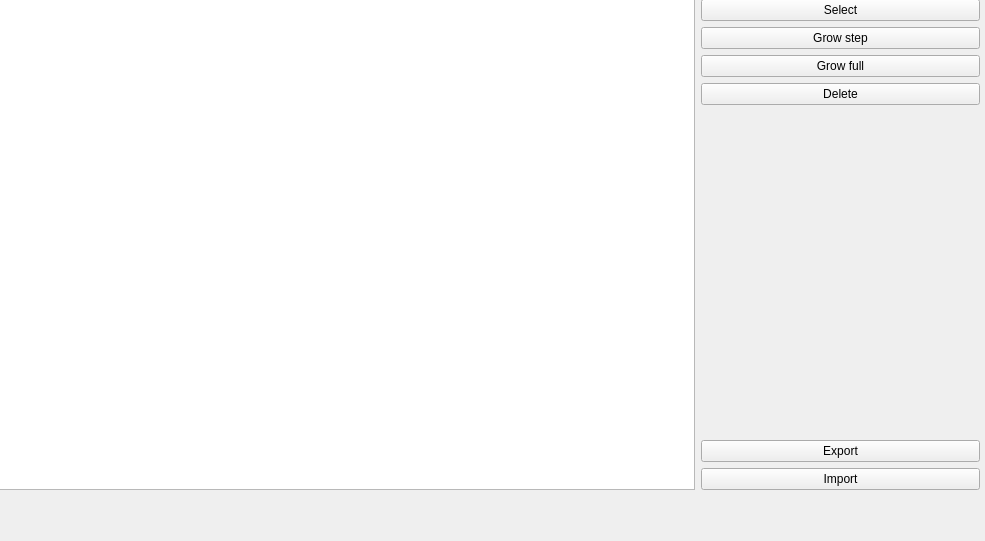
Qt form ui/edit_segmentor_descriptions.ui (ddksr/segmentor-meshlab) before a commit.
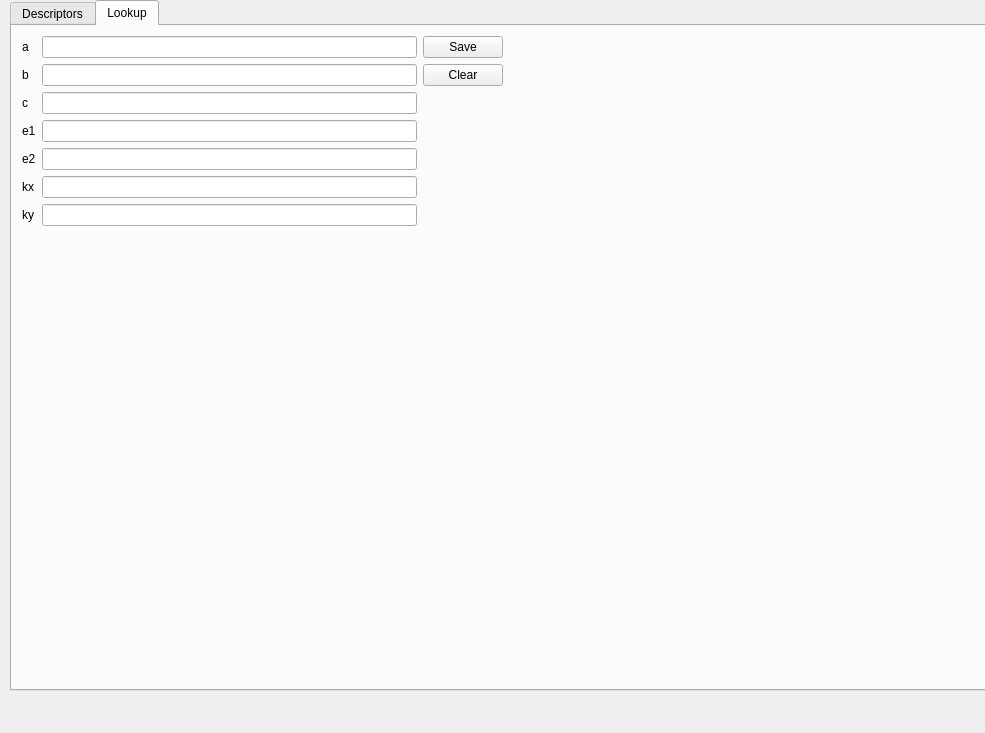
The same form after that commit. The open tabs and pages were chosen to show the change.

Commit message: lookup implemented and an import fix added

```diff
--- a/ui/edit_segmentor_descriptions.ui
+++ b/ui/edit_segmentor_descriptions.ui
@@ -7,7 +7,7 @@
     <x>0</x>
     <y>0</y>
     <width>985</width>
-    <height>541</height>
+    <height>733</height>
    </rect>
   </property>
   <property name="floating">
@@ -17,13 +17,29 @@
    <string>Segmentor Descriptions</string>
   </property>
   <widget class="QWidget" name="dockWidgetContents">
-   <widget class="QWidget" name="horizontalLayoutWidget">
+   <widget class="QTabWidget" name="tabWidget">
     <property name="geometry">
      <rect>
-      <x>-1</x>
-      <y>-1</y>
+      <x>10</x>
+      <y>0</y>
       <width>981</width>
-      <height>491</height>
+      <height>691</height>
+     </rect>
+    </property>
+    <property name="currentIndex">
+     <number>0</number>
+    </property>
+    <widget class="QWidget" name="tab_2">
+     <attribute name="title">
+      <string>Descriptors</string>
+     </attribute>
+     <widget class="QWidget" name="horizontalLayoutWidget">
+      <property name="geometry">
+       <rect>
+        <x>10</x>
+        <y>10</y>
+        <width>961</width>
+        <height>631</height>
      </rect>
     </property>
     <layout class="QHBoxLayout" name="horizontalLayout" stretch="5,2">
@@ -104,6 +120,135 @@
      </item>
     </layout>
    </widget>
+    </widget>
+    <widget class="QWidget" name="tab">
+     <attribute name="title">
+      <string>Lookup</string>
+     </attribute>
+     <widget class="QWidget" name="horizontalLayoutWidget_2">
+      <property name="geometry">
+       <rect>
+        <x>10</x>
+        <y>10</y>
+        <width>481</width>
+        <height>253</height>
+       </rect>
+      </property>
+      <layout class="QHBoxLayout" name="horizontalLayout_2">
+       <item>
+        <layout class="QFormLayout" name="formLayout">
+         <property name="fieldGrowthPolicy">
+          <enum>QFormLayout::ExpandingFieldsGrow</enum>
+         </property>
+         <item row="0" column="0">
+          <widget class="QLabel" name="label">
+           <property name="text">
+            <string>a</string>
+           </property>
+          </widget>
+         </item>
+         <item row="0" column="1">
+          <widget class="QLineEdit" name="inputLookup_a"/>
+         </item>
+         <item row="1" column="0">
+          <widget class="QLabel" name="label_6">
+           <property name="text">
+            <string>b</string>
+           </property>
+          </widget>
+         </item>
+         <item row="1" column="1">
+          <widget class="QLineEdit" name="inputLookup_b"/>
+         </item>
+         <item row="2" column="0">
+          <widget class="QLabel" name="label_3">
+           <property name="text">
+            <string>c</string>
+           </property>
+          </widget>
+         </item>
+         <item row="2" column="1">
+          <widget class="QLineEdit" name="inputLookup_c"/>
+         </item>
+         <item row="3" column="0">
+          <widget class="QLabel" name="label_4">
+           <property name="text">
+            <string>e1</string>
+           </property>
+          </widget>
+         </item>
+         <item row="3" column="1">
+          <widget class="QLineEdit" name="inputLookup_e1"/>
+         </item>
+         <item row="4" column="0">
+          <widget class="QLabel" name="label_5">
+           <property name="text">
+            <string>e2</string>
+           </property>
+          </widget>
+         </item>
+         <item row="4" column="1">
+          <widget class="QLineEdit" name="inputLookup_e2"/>
+         </item>
+         <item row="5" column="0">
+          <widget class="QLabel" name="label_7">
+           <property name="text">
+            <string>kx</string>
+           </property>
+          </widget>
+         </item>
+         <item row="5" column="1">
+          <widget class="QLineEdit" name="inputLookup_kx"/>
+         </item>
+         <item row="6" column="0">
+          <widget class="QLabel" name="label_2">
+           <property name="text">
+            <string>ky</string>
+           </property>
+          </widget>
+         </item>
+         <item row="6" column="1">
+          <widget class="QLineEdit" name="inputLookup_ky"/>
+         </item>
+        </layout>
+       </item>
+       <item>
+        <layout class="QVBoxLayout" name="verticalLayout">
+         <item>
+          <widget class="QPushButton" name="btnSave">
+           <property name="text">
+            <string>Save</string>
+           </property>
+          </widget>
+         </item>
+         <item>
+          <widget class="QPushButton" name="btnClear">
+           <property name="text">
+            <string>Clear</string>
+           </property>
+          </widget>
+         </item>
+         <item>
+          <spacer name="verticalSpacer_2">
+           <property name="orientation">
+            <enum>Qt::Vertical</enum>
+           </property>
+           <property name="sizeHint" stdset="0">
+            <size>
+             <width>20</width>
+             <height>40</height>
+            </size>
+           </property>
+          </spacer>
+         </item>
+        </layout>
+       </item>
+      </layout>
+     </widget>
+    </widget>
+   </widget>
+   <zorder>label</zorder>
+   <zorder>tabWidget</zorder>
   </widget>
  </widget>
  <resources/>
```
Left out of the diff: 7 changed lines with no effect on the pictures. Lines whose indentation alone changed are shown as unchanged. The commit also changes 10 other files.
